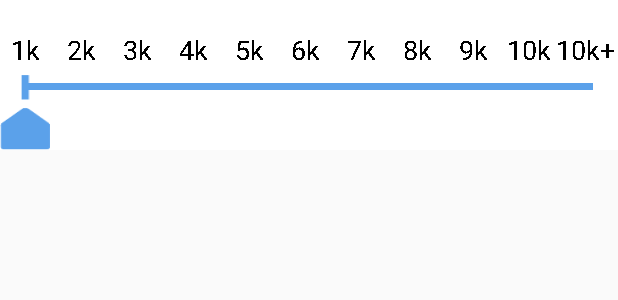
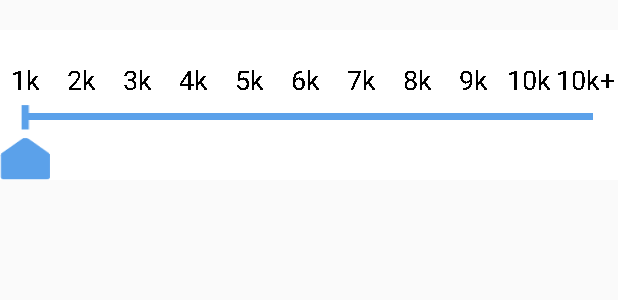
Before and after one commit to qianglifei/CustomViewDemo, an Android app: the layout pop.xml on its own in the app's theme, with its tools: preview values and no code run, on a phone screen of 412 x 824 dp. Shown: the top 300 px of the screen. Run offline under Robolectric (Android 15) with nearby library versions, the phone set to English and light mode, and no system bars.

Commit message:
bug解决

```diff
--- a/app/src/main/res/layout/pop.xml
+++ b/app/src/main/res/layout/pop.xml
@@ -1,14 +1,12 @@
 <?xml version="1.0" encoding="utf-8"?>
-<android.support.constraint.ConstraintLayout xmlns:android="http://schemas.android.com/apk/res/android"
+<LinearLayout xmlns:android="http://schemas.android.com/apk/res/android"
     android:layout_width="match_parent"
-    android:layout_height="match_parent"
-    xmlns:custom="http://schemas.android.com/apk/res-auto">
+    android:layout_height="match_parent">
 
     <com.moible.qlf.customviewdemo.doubleseekbar.DoubleSeekBar
         android:id="@+id/doubleSeek"
         android:layout_width="match_parent"
         android:layout_height="100dp"
         android:layout_marginTop="20dp"
-        android:background="@color/colorAccent"
-        />
-</android.support.constraint.ConstraintLayout>
+        android:background="@color/colorAccent" />
+</LinearLayout>
```
Also changed, not shown: app/src/main/java/com/moible/qlf/customviewdemo/MainActivity.java (+19 -15 lines), app/src/main/java/com/moible/qlf/customviewdemo/doubleseekbar/DoubleSeekBar.java (+35 -11 lines), app/src/main/res/layout/activity_main.xml (+8 -2 lines).
